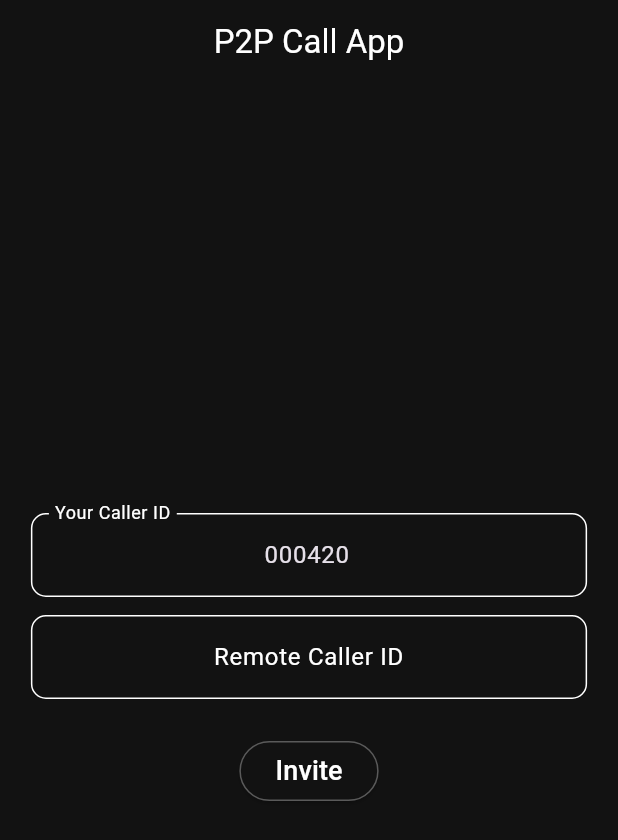
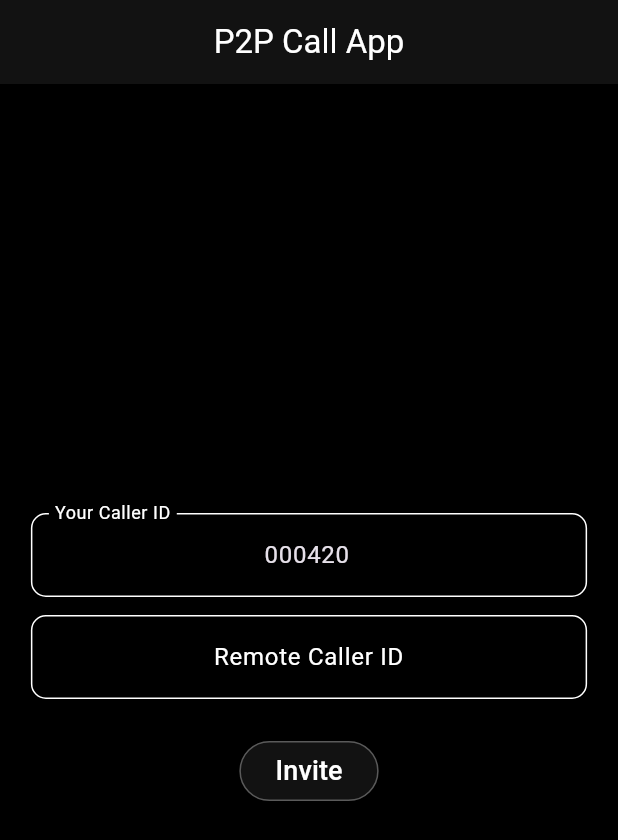
Before and after one commit to arjun2020-py/flutter_webrtc_app, a Flutter app: the screen it shows after launch, on a phone screen of 412 x 824 dp. Shown: the top 840 px of the screen. Run offline on Flutter 3.47's test engine with Material 3 defaults, Android fonts, the phone set to English and light mode, and no system bars; our stand-ins replace socket_io_client; missing offline and left inert: flutter_webrtc; network calls fail.

```diff
--- a/lib/screen/call_screen.dart
+++ b/lib/screen/call_screen.dart
@@ -259,6 +259,11 @@ class _CallScreenState extends State<CallScreen> {
                   _remoteRTCVideoRenderer,
                   objectFit: RTCVideoViewObjectFit.RTCVideoViewObjectFitCover,
                 ),
+                // RTCVideoView(
+                //   _localRTCVideoRenderer,
+                //   mirror: isFrontCameraSelected,
+                //   objectFit: RTCVideoViewObjectFit.RTCVideoViewObjectFitCover,
+                // ),
                 Positioned(
                   right: 20,
                   bottom: 20,
--- a/lib/screen/join_screen.dart
+++ b/lib/screen/join_screen.dart
@@ -51,7 +51,7 @@ class _JoinScreenState extends State<JoinScreen> {
   @override
   Widget build(BuildContext context) {
     return Scaffold(
-      backgroundColor: Theme.of(context).colorScheme.background,
+      backgroundColor: Theme.of(context).colorScheme.onPrimary,
       appBar: AppBar(
         centerTitle: true,
         title: const Text("P2P Call App"),
@@ -106,7 +106,9 @@ class _JoinScreenState extends State<JoinScreen> {
                       onPressed: () {
                         _joinCall(
                           callerId: widget.selfCallerId,
-                          calleeId: remoteCallerIdTextEditingController.text.trim().toString(),
+                          calleeId: remoteCallerIdTextEditingController.text
+                              .trim()
+                              .toString(),
                         );
                       },
                     ),
```
